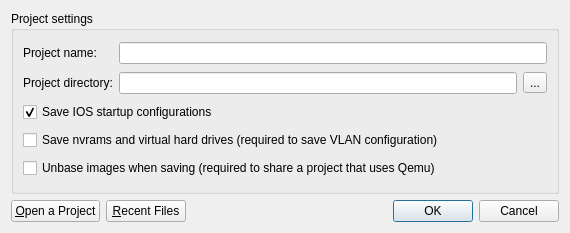
GNS3/gns3-legacy, file src/GNS3/Ui/Form_NewProject.ui: the form before one commit.
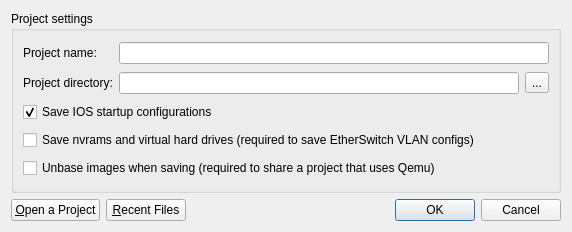
The form after the commit. Icons and pictures are not drawn.

Diff of the .ui file:
```diff
--- a/src/GNS3/Ui/Form_NewProject.ui
+++ b/src/GNS3/Ui/Form_NewProject.ui
@@ -6,8 +6,8 @@
    <rect>
     <x>0</x>
     <y>0</y>
-    <width>570</width>
-    <height>233</height>
+    <width>572</width>
+    <height>232</height>
    </rect>
   </property>
   <property name="windowTitle">
@@ -71,7 +71,7 @@
       <item row="3" column="0" colspan="3">
        <widget class="QCheckBox" name="checkBox_WorkdirFiles">
         <property name="text">
-         <string>Save nvrams and virtual hard drives (required to save VLAN configuration)</string>
+         <string>Save nvrams and virtual hard drives (required to save EtherSwitch VLAN configs)</string>
         </property>
         <property name="checked">
          <bool>false</bool>
```
